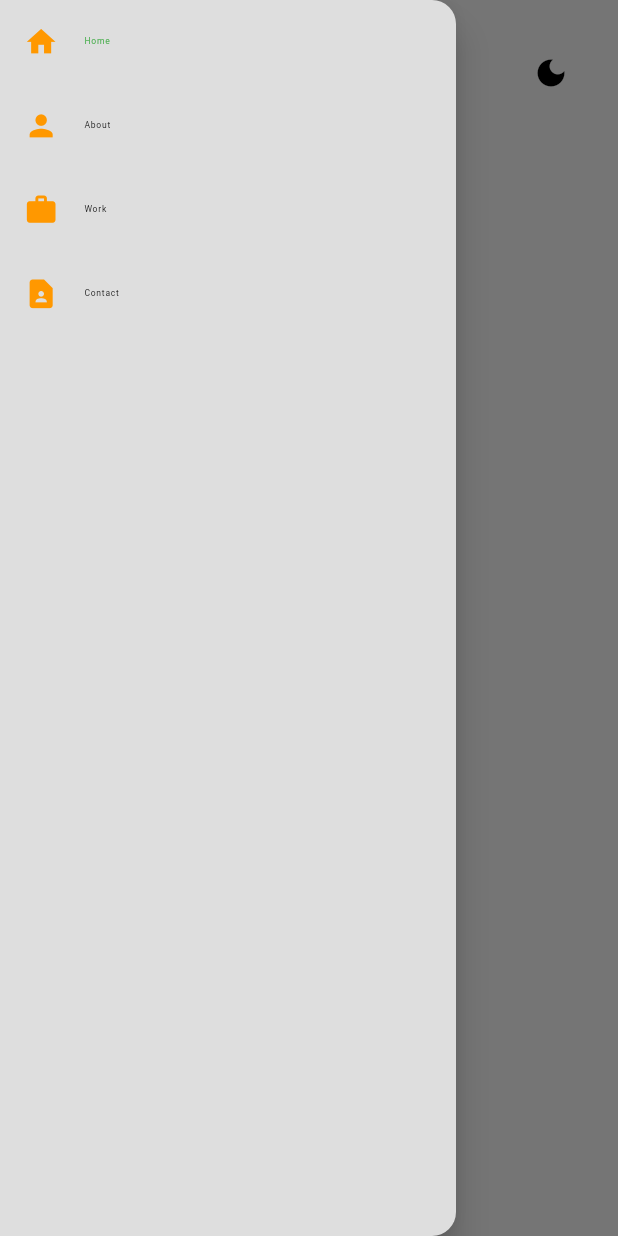
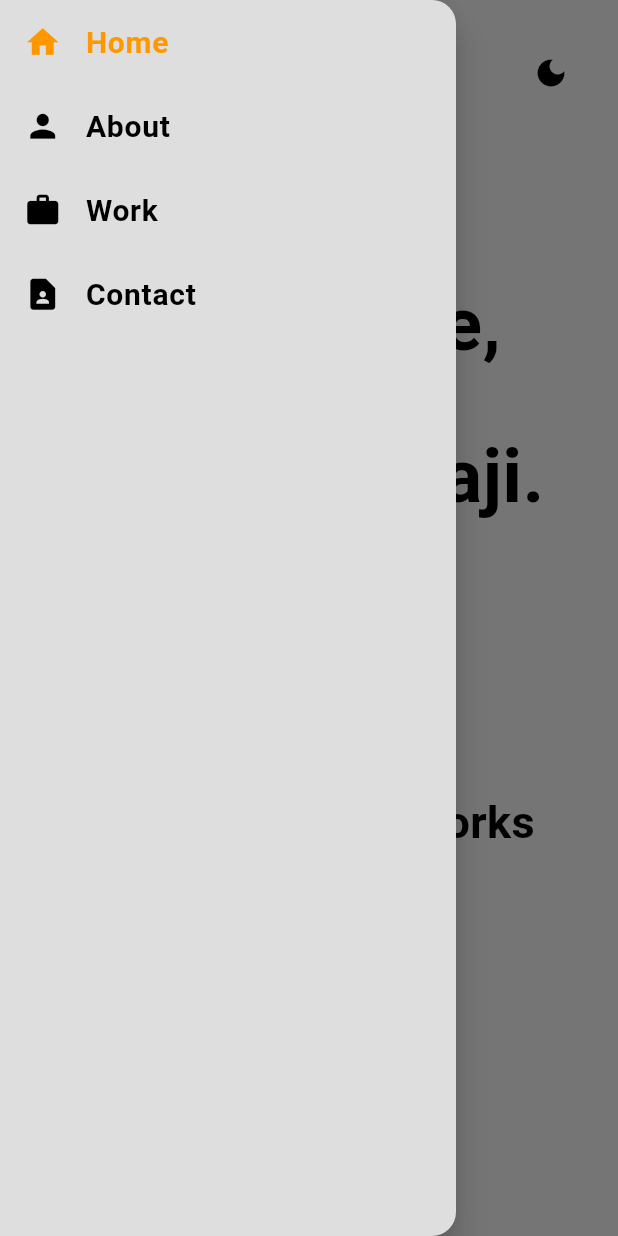
Before and after one commit to VijayBalaji6/portfolio, a Flutter app: the screen it shows after launch, with the side drawer open, on a phone screen of 412 x 824 dp. Run offline on Flutter 3.47's test engine with Material 3 defaults, Android fonts, the light colour scheme and no system bars; our stand-ins replace flutter_riverpod, flutter_screenutil, flutter_svg, riverpod_annotation.

Commit message:
font style updated

```diff
--- a/lib/styles/app_styles.dart
+++ b/lib/styles/app_styles.dart
@@ -2,14 +2,38 @@ import 'package:flutter/material.dart';
 import 'package:flutter_screenutil/flutter_screenutil.dart';
 
 class AppStyles {
+  // lable
+  static TextStyle labelSmall = const TextStyle(fontSize: 7);
+  static TextStyle labelMedium = const TextStyle(fontSize: 7);
+  static TextStyle labelLarge = const TextStyle(fontSize: 7);
+
+  // title
+  static TextStyle titleSmall = const TextStyle(fontSize: 15);
+  static TextStyle titleMedium =
+      const TextStyle(fontSize: 20, fontWeight: FontWeight.bold);
+  static TextStyle titleLarge =
+      const TextStyle(fontSize: 50, fontWeight: FontWeight.bold);
+
+  // display
+  static TextStyle displaySmall = const TextStyle(fontSize: 7);
+  static TextStyle displayMedium = const TextStyle(fontSize: 7);
+  static TextStyle displayLarge = const TextStyle(fontSize: 7);
+
+  // headline
+  static TextStyle headlineSmall = const TextStyle(fontSize: 7);
+  static TextStyle headlineMedium =
+      const TextStyle(fontSize: 30, fontWeight: FontWeight.bold);
+  static TextStyle headlineLarge =
+      const TextStyle(fontSize: 40, fontWeight: FontWeight.bold);
+
+  // small
+  static TextStyle bodySmall = const TextStyle(fontSize: 7);
+  static TextStyle bodyMedium = const TextStyle(fontSize: 7);
+  static TextStyle bodyLarge = const TextStyle(fontSize: 7);
+
   static TextStyle userNameTextStyle = TextStyle(fontSize: 7.sp);
 
-  static TextStyle appTitleStyle = TextStyle(fontSize: 5.sp);
+  static TextStyle themeSwitcherTitleStyle = const TextStyle(fontSize: 20);
 
-  static TextStyle appTitleSelectedStyle =
-      TextStyle(color: Colors.green, fontSize: 5.sp);
-
-  static TextStyle themeSwitcherTitleStyle = TextStyle(fontSize: 5.sp);
-
-  static TextStyle resumeButtonStyle = TextStyle(fontSize: 5.sp);
+  static TextStyle resumeButtonStyle = const TextStyle(fontSize: 10);
 }
--- a/lib/themes/app_theme.dart
+++ b/lib/themes/app_theme.dart
@@ -72,7 +72,7 @@ class AppTheme {
           thumbColor: WidgetStateProperty.all(AppColors.orange),
         ),
         listTileTheme: ListTileThemeData(
-          iconColor: AppColors.orange,
+          iconColor: isDarkTheme ? AppColors.white : AppColors.black,
           textColor: isDarkTheme ? AppColors.white : AppColors.black,
         ),
         appBarTheme: AppBarTheme(
--- a/lib/views/app_bar/app_bar_desktop_view.dart
+++ b/lib/views/app_bar/app_bar_desktop_view.dart
@@ -6,6 +6,7 @@ import 'package:portfolio/constants/app_gloabls.dart';
 import 'package:portfolio/providers/nav_notifier.dart';
 import 'package:portfolio/providers/theme_notifier.dart';
 import 'package:portfolio/styles/app_styles.dart';
+import 'package:portfolio/themes/app_colors.dart';
 
 void scrollSection({required GlobalKey sectionKey}) {
   Scrollable.ensureVisible(sectionKey.currentContext!,
@@ -44,7 +45,7 @@ class AppBarDesktopView extends StatelessWidget {
 
   Widget builtName() => Text(
         AppTitles.userName,
-        style: AppStyles.userNameTextStyle,
+        style: AppStyles.headlineMedium,
       );
 
   Widget builtAppTitle() => Consumer(
@@ -64,9 +65,10 @@ class AppBarDesktopView extends StatelessWidget {
                                 .onChangeTabView(selectedTabView: title);
                           },
                           child: Text(title,
-                              style: currentSelectedPage == title
-                                  ? AppStyles.appTitleSelectedStyle
-                                  : AppStyles.appTitleStyle),
+                              style: AppStyles.titleMedium.copyWith(
+                                  color: currentSelectedPage == title
+                                      ? AppColors.orange
+                                      : null)),
                         ),
                         SizedBox(
                           width: .02.sw,
@@ -97,7 +99,7 @@ class AppBarDesktopView extends StatelessWidget {
           ),
           Text(
             AppTitles.dark,
-            style: AppStyles.appTitleStyle,
+            style: AppStyles.themeSwitcherTitleStyle,
           )
         ],
       );
--- a/lib/views/drawer/app_bar_drawer.dart
+++ b/lib/views/drawer/app_bar_drawer.dart
@@ -1,9 +1,9 @@
 import 'package:flutter/material.dart';
 import 'package:flutter_riverpod/flutter_riverpod.dart';
-import 'package:flutter_screenutil/flutter_screenutil.dart';
 import 'package:portfolio/constants/app_gloabls.dart';
 import 'package:portfolio/providers/nav_notifier.dart';
 import 'package:portfolio/styles/app_styles.dart';
+import 'package:portfolio/themes/app_colors.dart';
 import 'package:portfolio/views/app_bar/app_bar_desktop_view.dart';
 
 class AppBarDrawer extends StatelessWidget {
@@ -22,14 +22,16 @@ class AppBarDrawer extends StatelessWidget {
             itemBuilder: (context, index) {
               final String currentTitle = views[index];
               return ListTile(
-                leading: Icon(
-                  drawerIcons[index],
-                  size: 20.sp,
-                ),
+                leading: Icon(drawerIcons[index],
+                    size: 25,
+                    color: currentSelectedPage == currentTitle
+                        ? AppColors.orange
+                        : null),
                 title: Text(currentTitle,
-                    style: currentSelectedPage == currentTitle
-                        ? AppStyles.appTitleSelectedStyle
-                        : AppStyles.appTitleStyle),
+                    style: AppStyles.titleMedium.copyWith(
+                        color: currentSelectedPage == currentTitle
+                            ? AppColors.orange
+                            : null)),
                 onTap: () {
                   scrollSection(sectionKey: getCurrentViewKey(currentTitle));
                   ref
--- a/lib/views/screens/about_view/about.dart
+++ b/lib/views/screens/about_view/about.dart
@@ -1,5 +1,6 @@
 import 'package:flutter/material.dart';
-import 'package:flutter_screenutil/flutter_screenutil.dart';
+import 'package:portfolio/constants/app_constants.dart';
+import 'package:portfolio/styles/app_styles.dart';
 
 class AboutView extends StatelessWidget {
   const AboutView({super.key});
@@ -8,10 +9,7 @@ class AboutView extends StatelessWidget {
   Widget build(BuildContext context) {
     return Column(
       children: [
-        Text(
-          "About",
-          style: TextStyle(fontSize: 10.sp, fontWeight: FontWeight.bold),
-        ),
+        Text(AppTitles.about, style: AppStyles.headlineMedium),
       ],
     );
   }
--- a/lib/views/screens/home_view/home_desktop_view.dart
+++ b/lib/views/screens/home_view/home_desktop_view.dart
@@ -69,7 +69,7 @@ class HomeDesktopView extends StatelessWidget {
             Image.asset(HomeAssets.waveHandImage),
             Text(
               HomeConstants.heyThere,
-              style: TextStyle(fontSize: 18.sp, fontWeight: FontWeight.bold),
+              style: AppStyles.titleLarge,
             ),
           ],
         ),
@@ -78,7 +78,7 @@ class HomeDesktopView extends StatelessWidget {
         ),
         Text(
           HomeConstants.welcomeHeader,
-          style: TextStyle(fontSize: 18.sp, fontWeight: FontWeight.bold),
+          style: AppStyles.titleLarge,
         ),
         SizedBox(
           height: 0.03.sh,
--- a/lib/views/screens/home_view/home_mobile_view.dart
+++ b/lib/views/screens/home_view/home_mobile_view.dart
@@ -73,7 +73,7 @@ class HomeMobileView extends StatelessWidget {
             ),
             Text(
               HomeConstants.heyThere,
-              style: TextStyle(fontSize: 18.sp, fontWeight: FontWeight.bold),
+              style: AppStyles.titleLarge,
             ),
           ],
         ),
@@ -82,7 +82,7 @@ class HomeMobileView extends StatelessWidget {
         ),
         Text(
           HomeConstants.welcomeHeader,
-          style: TextStyle(fontSize: 18.sp, fontWeight: FontWeight.bold),
+          style: AppStyles.titleLarge,
         ),
         SizedBox(
           height: 0.03.sh,
--- a/lib/views/screens/work_view/work_desktop_view.dart
+++ b/lib/views/screens/work_view/work_desktop_view.dart
@@ -1,5 +1,6 @@
 import 'package:flutter/material.dart';
 import 'package:flutter_screenutil/flutter_screenutil.dart';
+import 'package:portfolio/styles/app_styles.dart';
 import 'package:portfolio/themes/app_colors.dart';
 
 class WorkDesktopView extends StatelessWidget {
@@ -13,7 +14,7 @@ class WorkDesktopView extends StatelessWidget {
       children: [
         Text(
           "Explore My Latest works",
-          style: TextStyle(fontSize: 10.sp, fontWeight: FontWeight.bold),
+          style: AppStyles.headlineMedium
         ),
         SizedBox(
           height: 0.03.sh,
--- a/lib/views/screens/work_view/work_mobile_view.dart
+++ b/lib/views/screens/work_view/work_mobile_view.dart
@@ -1,5 +1,6 @@
 import 'package:flutter/material.dart';
 import 'package:flutter_screenutil/flutter_screenutil.dart';
+import 'package:portfolio/styles/app_styles.dart';
 import 'package:portfolio/themes/app_colors.dart';
 
 class WorkMobileView extends StatelessWidget {
@@ -13,7 +14,7 @@ class WorkMobileView extends StatelessWidget {
       children: [
         Text(
           "Explore My Latest works",
-          style: TextStyle(fontSize: 10.sp, fontWeight: FontWeight.bold),
+          style: AppStyles.headlineMedium,
         ),
         SizedBox(
           height: 0.03.sh,
@@ -27,6 +28,7 @@ class WorkMobileView extends StatelessWidget {
 Widget builtProjectShowCaseList({required String projectName}) => SizedBox(
       child: ListView.builder(
           shrinkWrap: true,
+          physics: const NeverScrollableScrollPhysics(),
           itemCount: 4,
           itemBuilder: (BuildContext context, int index) => Padding(
                 padding: const EdgeInsets.all(8.0),
```
